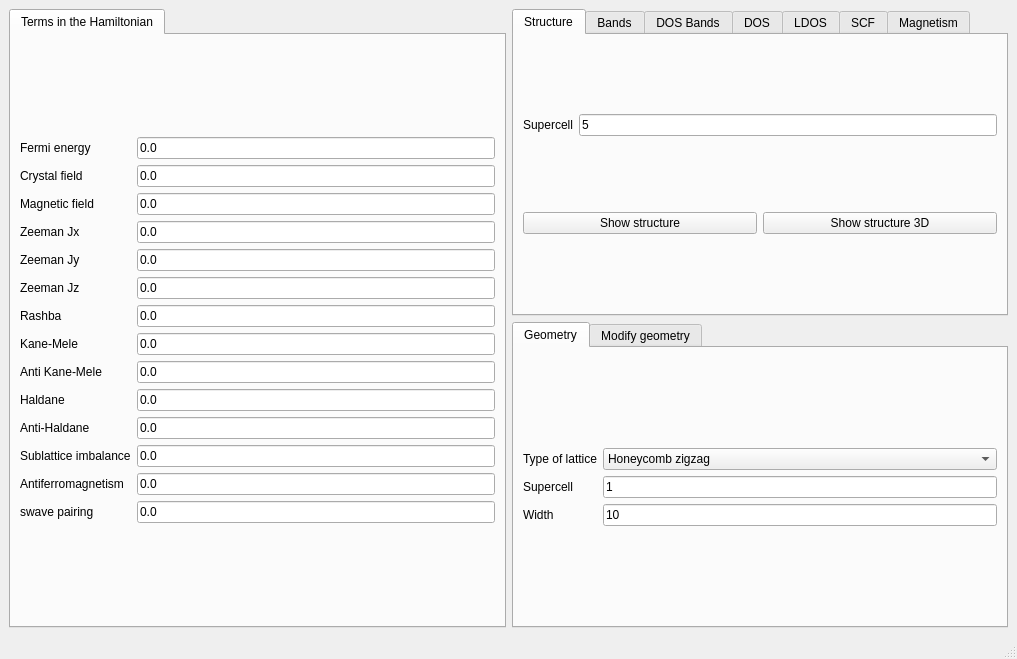
Qt form development/interface-pyqt/1d/interface.ui (joselado/quantum-honeycomp) before a commit.
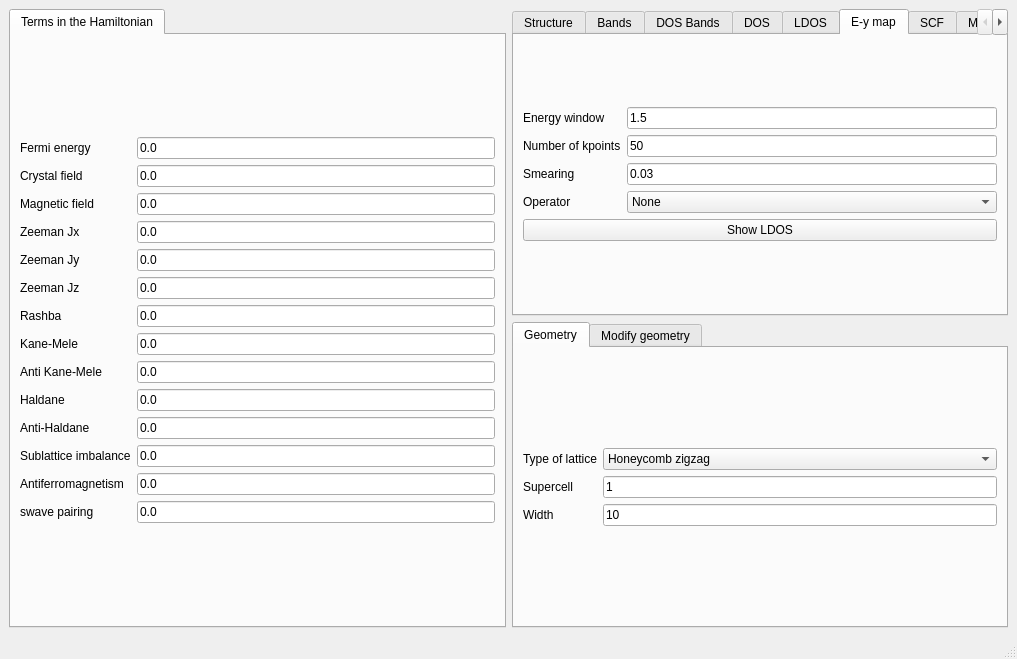
The same form after that commit. The open tabs and pages were chosen to show the change.

The edit to the form file:
```diff
--- a/development/interface-pyqt/1d/interface.ui
+++ b/development/interface-pyqt/1d/interface.ui
@@ -597,6 +597,96 @@
         </item>
        </layout>
       </widget>
+      <widget class="QWidget" name="tab_13">
+       <attribute name="title">
+        <string>E-y map</string>
+       </attribute>
+       <layout class="QGridLayout" name="gridLayout_13">
+        <item row="0" column="0">
+         <layout class="QGridLayout" name="gridLayout_23">
+          <item row="2" column="1">
+           <widget class="QLineEdit" name="ldos_delta">
+            <property name="toolTip">
+             <string>Energy smearing</string>
+            </property>
+            <property name="text">
+             <string>0.03</string>
+            </property>
+           </widget>
+          </item>
+          <item row="2" column="0">
+           <widget class="QLabel" name="label_38">
+            <property name="text">
+             <string>Smearing</string>
+            </property>
+           </widget>
+          </item>
+          <item row="0" column="0">
+           <widget class="QLabel" name="label_45">
+            <property name="text">
+             <string>Energy window</string>
+            </property>
+           </widget>
+          </item>
+          <item row="1" column="1">
+           <widget class="QLineEdit" name="ldos_nk">
+            <property name="toolTip">
+             <string>Number of kpoints used</string>
+            </property>
+            <property name="text">
+             <string>50</string>
+            </property>
+           </widget>
+          </item>
+          <item row="4" column="0" colspan="2">
+           <widget class="QPushButton" name="show_ldos">
+            <property name="text">
+             <string>Show LDOS</string>
+            </property>
+           </widget>
+          </item>
+          <item row="0" column="1">
+           <widget class="QLineEdit" name="ldos_ewindow">
+            <property name="toolTip">
+             <string>Energy window</string>
+            </property>
+            <property name="text">
+             <string>1.5</string>
+            </property>
+           </widget>
+          </item>
+          <item row="1" column="0">
+           <widget class="QLabel" name="label_46">
+            <property name="text">
+             <string>Number of kpoints</string>
+            </property>
+           </widget>
+          </item>
+          <item row="3" column="1">
+           <widget class="QComboBox" name="ldos_operator">
+            <item>
+             <property name="text">
+              <string>None</string>
+             </property>
+            </item>
+            <item>
+             <property name="text">
+              <string>current</string>
+             </property>
+            </item>
+           </widget>
+          </item>
+          <item row="3" column="0">
+           <widget class="QLabel" name="label_18">
+            <property name="text">
+             <string>Operator</string>
+            </property>
+           </widget>
+          </item>
+         </layout>
+        </item>
+       </layout>
+      </widget>
       <widget class="QWidget" name="tab">
        <attribute name="title">
         <string>SCF</string>
```
